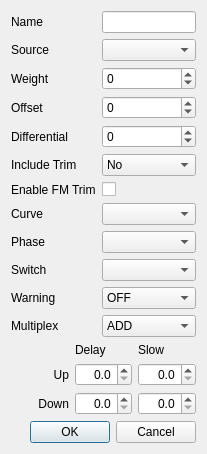
The window that src/mixerdialog.ui (roberto1903/companion9x) describes before a commit, drawn with Qt 5.
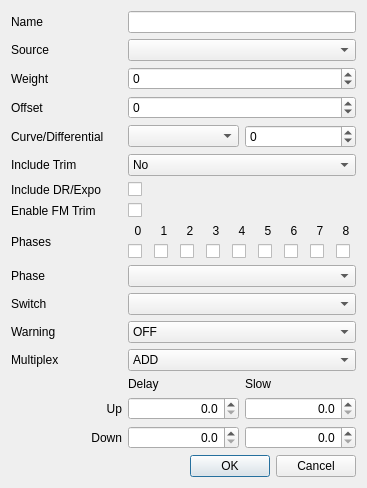
The same window after the commit. Icons and pictures are not drawn.

Commit message: Start supporting new open9x mixers, phases selection storage still missing.

What changed in the file:
```diff
--- a/src/mixerdialog.ui
+++ b/src/mixerdialog.ui
@@ -6,8 +6,8 @@
    <rect>
     <x>0</x>
     <y>0</y>
-    <width>207</width>
-    <height>429</height>
+    <width>367</width>
+    <height>469</height>
    </rect>
   </property>
   <property name="sizePolicy">
@@ -23,12 +23,39 @@
    <iconset resource="companion9x.qrc">
     <normaloff>:/icon.png</normaloff>:/icon.png</iconset>
   </property>
-  <layout class="QGridLayout" name="gridLayout_2">
+  <layout class="QGridLayout" name="gridLayout_3">
    <item row="0" column="0">
-    <layout class="QFormLayout" name="formLayout">
-     <property name="fieldGrowthPolicy">
-      <enum>QFormLayout::AllNonFixedFieldsGrow</enum>
-     </property>
+    <layout class="QGridLayout" name="gridLayout_2">
+     <item row="2" column="1" colspan="2">
+      <widget class="QSpinBox" name="weightSB">
+       <property name="whatsThis">
+        <string>The value of the mixer is multiplied by this value and divided by 100.</string>
+       </property>
+       <property name="alignment">
+        <set>Qt::AlignLeading|Qt::AlignLeft|Qt::AlignVCenter</set>
+       </property>
+       <property name="minimum">
+        <number>-125</number>
+       </property>
+       <property name="maximum">
+        <number>125</number>
+       </property>
+      </widget>
+     </item>
+     <item row="0" column="0">
+      <widget class="QLabel" name="label_name">
+       <property name="text">
+        <string>Name</string>
+       </property>
+      </widget>
+     </item>
+     <item row="0" column="1" colspan="2">
+      <widget class="QLineEdit" name="mixerName">
+       <property name="maxLength">
+        <number>5</number>
+       </property>
+      </widget>
+     </item>
      <item row="1" column="0">
       <widget class="QLabel" name="label_2">
        <property name="text">
@@ -36,13 +63,6 @@
        </property>
       </widget>
      </item>
-     <item row="1" column="1">
-      <widget class="QComboBox" name="sourceCB">
-       <property name="whatsThis">
-        <string>The source for the mixer</string>
-       </property>
-      </widget>
-     </item>
      <item row="2" column="0">
       <widget class="QLabel" name="label_3">
        <property name="text">
@@ -50,31 +70,22 @@
        </property>
       </widget>
      </item>
-     <item row="2" column="1">
-      <widget class="QSpinBox" name="weightSB">
-       <property name="whatsThis">
-        <string>The value of the mixer is multiplied by this value and divided by 100.</string>
-       </property>
-       <property name="alignment">
-        <set>Qt::AlignLeading|Qt::AlignLeft|Qt::AlignVCenter</set>
-       </property>
-       <property name="minimum">
-        <number>-125</number>
-       </property>
-       <property name="maximum">
-        <number>125</number>
-       </property>
-      </widget>
-     </item>
-     <item row="4" column="0">
+     <item row="3" column="0">
       <widget class="QLabel" name="label_4">
        <property name="text">
         <string>Offset</string>
        </property>
       </widget>
      </item>
+     <item row="4" column="0">
+      <widget class="QLabel" name="label_curve">
+       <property name="text">
+        <string>Curve/Differential</string>
+       </property>
+      </widget>
+     </item>
      <item row="4" column="1">
-      <widget class="QSpinBox" name="offsetSB">
+      <widget class="QComboBox" name="curvesCB">
        <property name="whatsThis">
         <string>&lt;!DOCTYPE HTML PUBLIC &quot;-//W3C//DTD HTML 4.0//EN&quot; &quot;http://www.w3.org/TR/REC-html40/strict.dtd&quot;&gt;
 &lt;html&gt;&lt;head&gt;&lt;meta name=&quot;qrichtext&quot; content=&quot;1&quot; /&gt;&lt;style type=&quot;text/css&quot;&gt;
@@ -82,38 +93,28 @@
 &lt;/style&gt;&lt;/head&gt;&lt;body style=&quot; font-family:'MS Shell Dlg 2'; font-size:8.25pt; font-weight:400; font-style:normal;&quot;&gt;
 &lt;p style=&quot; margin-top:0px; margin-bottom:0px; margin-left:0px; margin-right:0px; -qt-block-indent:0; text-indent:0px;&quot;&gt;This value is added to the &lt;span style=&quot; font-weight:600;&quot;&gt;input &lt;/span&gt;of the mixer.&lt;/p&gt;&lt;/body&gt;&lt;/html&gt;</string>
        </property>
-       <property name="alignment">
-        <set>Qt::AlignLeading|Qt::AlignLeft|Qt::AlignVCenter</set>
-       </property>
+      </widget>
+     </item>
+     <item row="4" column="2">
+      <widget class="QSpinBox" name="DiffMixSB">
        <property name="minimum">
-        <number>-125</number>
+        <number>-100</number>
        </property>
        <property name="maximum">
-        <number>125</number>
+        <number>100</number>
+       </property>
+       <property name="singleStep">
+        <number>2</number>
        </property>
       </widget>
      </item>
-     <item row="6" column="0">
+     <item row="5" column="0">
       <widget class="QLabel" name="label_5">
        <property name="text">
         <string>Include Trim</string>
        </property>
       </widget>
      </item>
-     <item row="6" column="1">
-      <widget class="QComboBox" name="trimCB">
-       <item>
-        <property name="text">
-         <string>No</string>
-        </property>
-       </item>
-       <item>
-        <property name="text">
-         <string>Yes</string>
-        </property>
-       </item>
-      </widget>
-     </item>
      <item row="7" column="0">
       <widget class="QLabel" name="label_FMtrim">
        <property name="text">
@@ -121,42 +122,10 @@
        </property>
       </widget>
      </item>
-     <item row="7" column="1">
-      <widget class="QCheckBox" name="FMtrimChkB">
-       <property name="sizePolicy">
-        <sizepolicy hsizetype="Minimum" vsizetype="Minimum">
-         <horstretch>0</horstretch>
-         <verstretch>0</verstretch>
-        </sizepolicy>
-       </property>
-      </widget>
-     </item>
      <item row="8" column="0">
-      <widget class="QLabel" name="label_6">
+      <widget class="QLabel" name="label_phases">
        <property name="text">
-        <string>Curve</string>
-       </property>
-      </widget>
-     </item>
-     <item row="8" column="1">
-      <widget class="QComboBox" name="curvesCB">
-       <property name="whatsThis">
-        <string>The curve used by the mix</string>
-       </property>
-      </widget>
-     </item>
-     <item row="9" column="0">
-      <widget class="QLabel" name="label_10">
-       <property name="text">
-        <string>Phase</string>
-       </property>
-      </widget>
-     </item>
-     <item row="9" column="1">
-      <widget class="QComboBox" name="phasesCB">
-       <property name="whatsThis">
-        <string>Switch used by the mix.
-If blank then the mix is considered to be &quot;ON&quot; all the time.</string>
+        <string>Phases</string>
        </property>
       </widget>
      </item>
@@ -167,14 +136,6 @@
        </property>
       </widget>
      </item>
-     <item row="10" column="1">
-      <widget class="QComboBox" name="switchesCB">
-       <property name="whatsThis">
-        <string>Switch used by the mix.
-If blank then the mix is considered to be &quot;ON&quot; all the time.</string>
-       </property>
-      </widget>
-     </item>
      <item row="11" column="0">
       <widget class="QLabel" name="label_8">
        <property name="text">
@@ -182,34 +143,6 @@
        </property>
       </widget>
      </item>
-     <item row="11" column="1">
-      <widget class="QComboBox" name="warningCB">
-       <property name="whatsThis">
-        <string>Mixer warning.
-Setting this value will cause a beep to be emmitted when this value is active.</string>
-       </property>
-       <item>
-        <property name="text">
-         <string>OFF</string>
-        </property>
-       </item>
-       <item>
-        <property name="text">
-         <string>1 Beep</string>
-        </property>
-       </item>
-       <item>
-        <property name="text">
-         <string>2 Beep</string>
-        </property>
-       </item>
-       <item>
-        <property name="text">
-         <string>3 Beep</string>
-        </property>
-       </item>
-      </widget>
-     </item>
      <item row="12" column="0">
       <widget class="QLabel" name="label_9">
        <property name="text">
@@ -217,7 +150,7 @@
        </property>
       </widget>
      </item>
-     <item row="12" column="1">
+     <item row="12" column="1" colspan="2">
       <widget class="QComboBox" name="mltpxCB">
        <property name="whatsThis">
         <string>Multiplexer
@@ -245,37 +178,276 @@
        </item>
       </widget>
      </item>
-     <item row="5" column="0">
-      <widget class="QLabel" name="DiffMIXlabel">
-       <property name="text">
-        <string>Differential</string>
+     <item row="1" column="1" colspan="2">
+      <widget class="QComboBox" name="sourceCB">
+       <property name="whatsThis">
+        <string>The source for the mixer</string>
        </property>
       </widget>
      </item>
-     <item row="5" column="1">
-      <widget class="QSpinBox" name="DiffMixSB">
+     <item row="3" column="1" colspan="2">
+      <widget class="QSpinBox" name="offsetSB">
+       <property name="whatsThis">
+        <string>&lt;!DOCTYPE HTML PUBLIC &quot;-//W3C//DTD HTML 4.0//EN&quot; &quot;http://www.w3.org/TR/REC-html40/strict.dtd&quot;&gt;
+&lt;html&gt;&lt;head&gt;&lt;meta name=&quot;qrichtext&quot; content=&quot;1&quot; /&gt;&lt;style type=&quot;text/css&quot;&gt;
+p, li { white-space: pre-wrap; }
+&lt;/style&gt;&lt;/head&gt;&lt;body style=&quot; font-family:'MS Shell Dlg 2'; font-size:8.25pt; font-weight:400; font-style:normal;&quot;&gt;
+&lt;p style=&quot; margin-top:0px; margin-bottom:0px; margin-left:0px; margin-right:0px; -qt-block-indent:0; text-indent:0px;&quot;&gt;This value is added to the &lt;span style=&quot; font-weight:600;&quot;&gt;input &lt;/span&gt;of the mixer.&lt;/p&gt;&lt;/body&gt;&lt;/html&gt;</string>
+       </property>
+       <property name="alignment">
+        <set>Qt::AlignLeading|Qt::AlignLeft|Qt::AlignVCenter</set>
+       </property>
        <property name="minimum">
-        <number>-100</number>
+        <number>-125</number>
        </property>
        <property name="maximum">
-        <number>100</number>
+        <number>125</number>
        </property>
-       <property name="singleStep">
-        <number>2</number>
+      </widget>
+     </item>
+     <item row="5" column="1" colspan="2">
+      <widget class="QComboBox" name="trimCB">
+       <item>
+        <property name="text">
+         <string>No</string>
+        </property>
+       </item>
+       <item>
+        <property name="text">
+         <string>Yes</string>
+        </property>
+       </item>
+      </widget>
+     </item>
+     <item row="7" column="1" colspan="2">
+      <widget class="QCheckBox" name="FMtrimChkB">
+       <property name="sizePolicy">
+        <sizepolicy hsizetype="Minimum" vsizetype="Minimum">
+         <horstretch>0</horstretch>
+         <verstretch>0</verstretch>
+        </sizepolicy>
        </property>
       </widget>
      </item>
-     <item row="0" column="0">
-      <widget class="QLabel" name="label_name">
+     <item row="10" column="1" colspan="2">
+      <widget class="QComboBox" name="switchesCB">
+       <property name="whatsThis">
+        <string>Switch used by the mix.
+If blank then the mix is considered to be &quot;ON&quot; all the time.</string>
+       </property>
+      </widget>
+     </item>
+     <item row="11" column="1" colspan="2">
+      <widget class="QComboBox" name="warningCB">
+       <property name="whatsThis">
+        <string>Mixer warning.
+Setting this value will cause a beep to be emmitted when this value is active.</string>
+       </property>
+       <item>
+        <property name="text">
+         <string>OFF</string>
+        </property>
+       </item>
+       <item>
+        <property name="text">
+         <string>1 Beep</string>
+        </property>
+       </item>
+       <item>
+        <property name="text">
+         <string>2 Beep</string>
+        </property>
+       </item>
+       <item>
+        <property name="text">
+         <string>3 Beep</string>
+        </property>
+       </item>
+      </widget>
+     </item>
+     <item row="6" column="1" colspan="2">
+      <widget class="QCheckBox" name="MixDR_CB">
        <property name="text">
-        <string>Name</string>
+        <string/>
        </property>
       </widget>
      </item>
-     <item row="0" column="1">
-      <widget class="QLineEdit" name="mixerName">
-       <property name="maxLength">
-        <number>5</number>
+     <item row="6" column="0">
+      <widget class="QLabel" name="label_MixDR">
+       <property name="text">
+        <string>Include DR/Expo</string>
+       </property>
+      </widget>
+     </item>
+     <item row="8" column="1" colspan="2">
+      <layout class="QGridLayout" name="gridLayout_4">
+       <item row="0" column="0">
+        <widget class="QLabel" name="lb_FP0">
+         <property name="text">
+          <string>0</string>
+         </property>
+         <property name="alignment">
+          <set>Qt::AlignCenter</set>
+         </property>
+        </widget>
+       </item>
+       <item row="0" column="1">
+        <widget class="QLabel" name="lb_FP1">
+         <property name="text">
+          <string>1</string>
+         </property>
+         <property name="alignment">
+          <set>Qt::AlignCenter</set>
+         </property>
+        </widget>
+       </item>
+       <item row="0" column="2">
+        <widget class="QLabel" name="lb_FP2">
+         <property name="text">
+          <string>2</string>
+         </property>
+         <property name="alignment">
+          <set>Qt::AlignCenter</set>
+         </property>
+        </widget>
+       </item>
+       <item row="0" column="3">
+        <widget class="QLabel" name="lb_FP3">
+         <property name="text">
+          <string>3</string>
+         </property>
+         <property name="alignment">
+          <set>Qt::AlignCenter</set>
+         </property>
+        </widget>
+       </item>
+       <item row="0" column="4">
+        <widget class="QLabel" name="lb_FP4">
+         <property name="text">
+          <string>4</string>
+         </property>
+         <property name="alignment">
+          <set>Qt::AlignCenter</set>
+         </property>
+        </widget>
+       </item>
+       <item row="0" column="5">
+        <widget class="QLabel" name="lb_FP5">
+         <property name="text">
+          <string>5</string>
+         </property>
+         <property name="alignment">
+          <set>Qt::AlignCenter</set>
+         </property>
+        </widget>
+       </item>
+       <item row="0" column="6">
+        <widget class="QLabel" name="lb_FP6">
+         <property name="text">
+          <string>6</string>
+         </property>
+         <property name="alignment">
+          <set>Qt::AlignCenter</set>
+         </property>
+        </widget>
+       </item>
+       <item row="0" column="7">
+        <widget class="QLabel" name="lb_FP7">
+         <property name="text">
+          <string>7</string>
+         </property>
+         <property name="alignment">
+          <set>Qt::AlignCenter</set>
+         </property>
+        </widget>
+       </item>
+       <item row="0" column="8">
+        <widget class="QLabel" name="lb_FP8">
+         <property name="text">
+          <string>8</string>
+         </property>
+         <property name="alignment">
+          <set>Qt::AlignCenter</set>
+         </property>
+        </widget>
+       </item>
+       <item row="1" column="0">
+        <widget class="QCheckBox" name="cb_FP0">
+         <property name="text">
+          <string/>
+         </property>
+        </widget>
+       </item>
+       <item row="1" column="1">
+        <widget class="QCheckBox" name="cb_FP1">
+         <property name="text">
+          <string/>
+         </property>
+        </widget>
+       </item>
+       <item row="1" column="2">
+        <widget class="QCheckBox" name="cb_FP2">
+         <property name="text">
+          <string/>
+         </property>
+        </widget>
+       </item>
+       <item row="1" column="3">
+        <widget class="QCheckBox" name="cb_FP3">
+         <property name="text">
+          <string/>
+         </property>
+        </widget>
+       </item>
+       <item row="1" column="4">
+        <widget class="QCheckBox" name="cb_FP4">
+         <property name="text">
+          <string/>
+         </property>
+        </widget>
+       </item>
+       <item row="1" column="5">
+        <widget class="QCheckBox" name="cb_FP5">
+         <property name="text">
+          <string/>
+         </property>
+        </widget>
+       </item>
+       <item row="1" column="6">
+        <widget class="QCheckBox" name="cb_FP6">
+         <property name="text">
+          <string/>
+         </property>
+        </widget>
+       </item>
+       <item row="1" column="7">
+        <widget class="QCheckBox" name="cb_FP7">
+         <property name="text">
+          <string/>
+         </property>
+        </widget>
+       </item>
+       <item row="1" column="8">
+        <widget class="QCheckBox" name="cb_FP8">
+         <property name="text">
+          <string/>
+         </property>
+        </widget>
+       </item>
+      </layout>
+     </item>
+     <item row="9" column="1" colspan="2">
+      <widget class="QComboBox" name="phasesCB">
+       <property name="whatsThis">
+        <string>Switch used by the mix.
+If blank then the mix is considered to be &quot;ON&quot; all the time.</string>
+       </property>
+      </widget>
+     </item>
+     <item row="9" column="0">
+      <widget class="QLabel" name="label_phase">
+       <property name="text">
+        <string>Phase</string>
        </property>
       </widget>
      </item>
```
Left out of the diff: 6 changed lines with no effect on the pictures. The commit also changes 13 other files.
